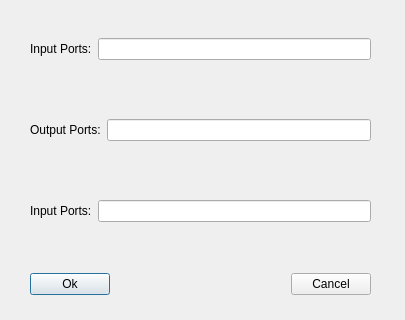
Before: the Qt Designer form src/eda_qt/new_testbench.ui in youks3/youks3, drawn with Qt 5; both pictures show x 0 to 405 and y 166 to 486 of the 405 by 486 pixel window.
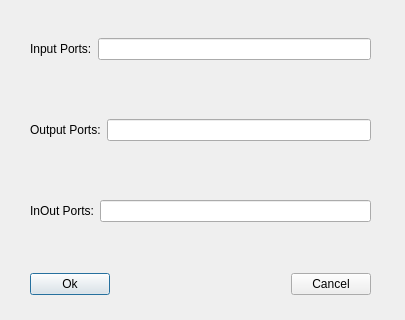
After: the same form once the commit is applied.

Commit message: ui小错误修改

What changed in the file:
```diff
--- a/src/eda_qt/new_testbench.ui
+++ b/src/eda_qt/new_testbench.ui
@@ -73,7 +73,7 @@
       <item>
        <widget class="QLabel" name="label_2">
         <property name="text">
-         <string>Input Ports:</string>
+         <string>InOut Ports:</string>
         </property>
        </widget>
       </item>
```
The commit also changes 1 other file.
